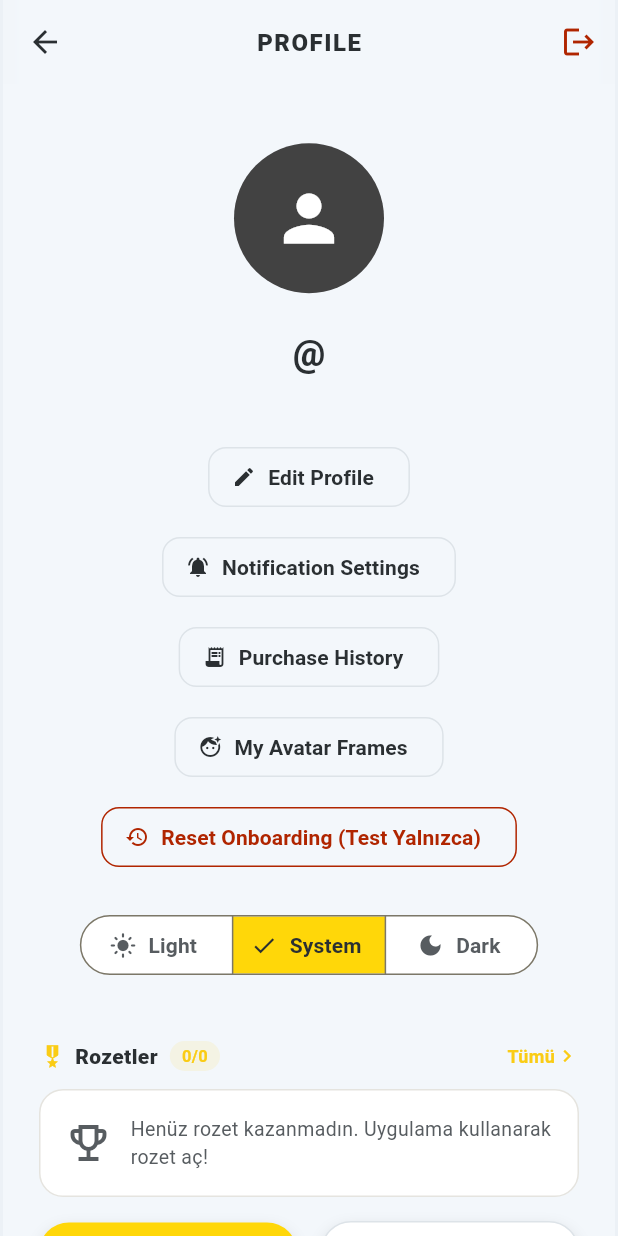
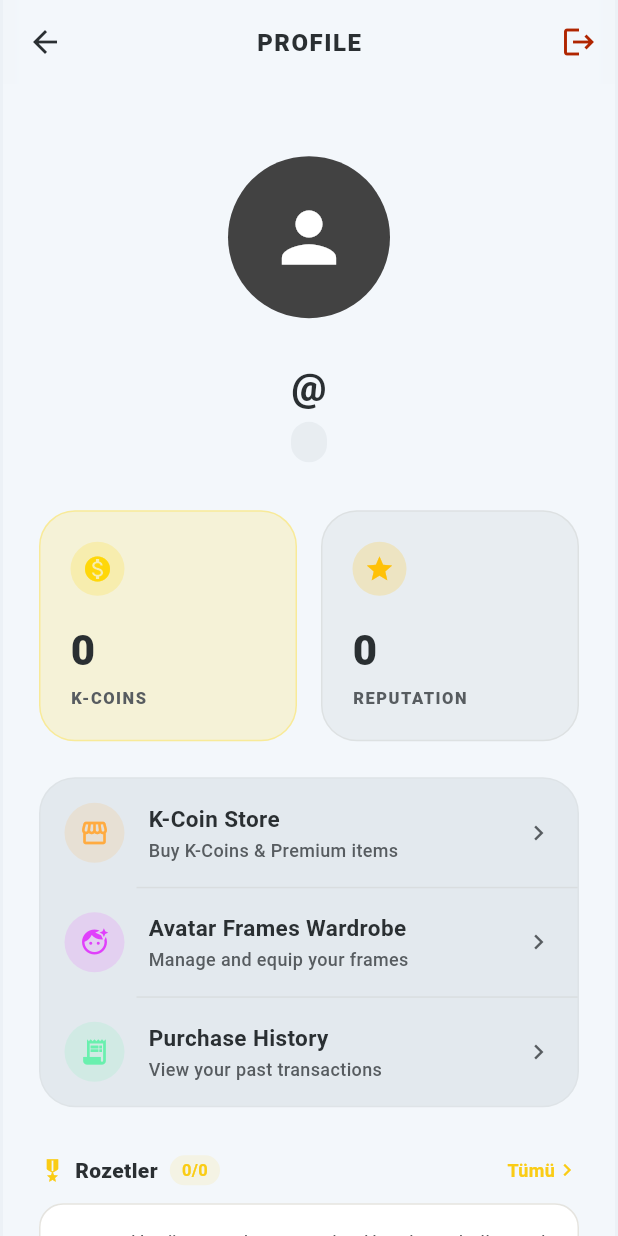
Before and after one commit to emingarip/sports-app, a Flutter app: the ProfileScreen screen opened directly, on a phone screen of 412 x 824 dp. Run offline on Flutter 3.47's test engine with Material 3 defaults, Android fonts, the phone set to English and light mode, and no system bars; our stand-ins replace app_links, firebase_core, firebase_messaging, flutter_dotenv, flutter_riverpod, flutter_tts and 6 more; missing offline and left inert: dart:html, home_widget, live_activities, livekit_client, purchases_flutter; accounts and stored records are empty; generated files the repository leaves out were written again; network calls fail.

Commit message:
feat: complete UI redesign and modernization of ProfileScreen

```diff
--- a/lib/screens/profile_screen.dart
+++ b/lib/screens/profile_screen.dart
@@ -4,7 +4,6 @@ import 'package:flutter_riverpod/flutter_riverpod.dart';
 import '../theme/app_theme.dart';
 import '../models/user_profile.dart';
 import '../services/supabase_service.dart';
-import 'package:supabase_flutter/supabase_flutter.dart';
 import '../providers/theme_provider.dart';
 import 'edit_profile_screen.dart';
 import 'login_screen.dart';
@@ -94,8 +93,14 @@ class _ProfileScreenState extends ConsumerState<ProfileScreen> {
                 )
               else ...[
                 _buildHeroSection(),
+                const SliverToBoxAdapter(child: SizedBox(height: 8)),
+                _buildMetricsGrid(),
+                const SliverToBoxAdapter(child: SizedBox(height: 24)),
+                _buildEconomyActions(),
+                const SliverToBoxAdapter(child: SizedBox(height: 24)),
                 _buildBadgeShowcase(),
-                _buildMetricsGrid(),
+                const SliverToBoxAdapter(child: SizedBox(height: 24)),
+                _buildSettingsMenu(),
                 _buildRecentActivityHeader(),
                 if (_bets.isEmpty) _buildEmptyActivityState() else _buildBetsList(),
                 const SliverToBoxAdapter(child: SizedBox(height: 120)),
@@ -145,142 +150,39 @@ class _ProfileScreenState extends ConsumerState<ProfileScreen> {
   Widget _buildHeroSection() {
     return SliverToBoxAdapter(
       child: Padding(
-        padding: const EdgeInsets.symmetric(horizontal: 24.0, vertical: 32.0),
+        padding: const EdgeInsets.fromLTRB(24.0, 40.0, 24.0, 24.0),
         child: Column(
           children: [
             FrameAvatar(
               avatarUrl: _profile!.avatarUrl,
               activeFrame: _profile!.activeFrame,
-              radius: 50,
+              radius: 54,
             ),
-            const SizedBox(height: 16),
+            const SizedBox(height: 20),
             Text(
               '@${_profile!.username}',
               style: TextStyle(
-                fontSize: 24,
+                fontSize: 26,
                 fontWeight: FontWeight.w900,
                 color: context.colors.textHigh,
+                letterSpacing: -0.5,
               ),
             ),
             const SizedBox(height: 4),
-            Text(
+            Container(
+              padding: const EdgeInsets.symmetric(horizontal: 12, vertical: 4),
+              decoration: BoxDecoration(
+                color: context.colors.surfaceContainerHigh.withOpacity(0.5),
+                borderRadius: BorderRadius.circular(12),
+              ),
+              child: Text(
                 _profile!.email,
                 style: TextStyle(
-                fontSize: 14,
-                fontWeight: FontWeight.w500,
+                  fontSize: 13,
+                  fontWeight: FontWeight.w600,
                   color: context.colors.textMedium,
                 ),
               ),
-            const SizedBox(height: 16),
-            OutlinedButton.icon(
-              onPressed: () async {
-                final didUpdate = await Navigator.push(
-                  context,
-                  MaterialPageRoute(builder: (_) => EditProfileScreen(profile: _profile!)),
-                );
-                if (didUpdate == true) {
-                  _fetchProfile(); // Refresh profile state after saving
-                }
-              },
-              icon: const Icon(Icons.edit, size: 16),
-              label: const Text('Edit Profile'),
-              style: OutlinedButton.styleFrom(
-                foregroundColor: context.colors.textHigh,
-                side: BorderSide(color: context.colors.surfaceContainerHigh),
-                shape: RoundedRectangleBorder(borderRadius: BorderRadius.circular(12)),
-              ),
-            ),
-            const SizedBox(height: 12),
-            OutlinedButton.icon(
-              onPressed: () {
-                Navigator.push(
-                  context,
-                  MaterialPageRoute(builder: (_) => const NotificationPreferencesScreen()),
-                );
-              },
-              icon: const Icon(Icons.notifications_active, size: 16),
-              label: const Text('Notification Settings'),
-              style: OutlinedButton.styleFrom(
-                foregroundColor: context.colors.textHigh,
-                side: BorderSide(color: context.colors.surfaceContainerHigh),
-                shape: RoundedRectangleBorder(borderRadius: BorderRadius.circular(12)),
-              ),
-            ),
-            const SizedBox(height: 12),
-            OutlinedButton.icon(
-              onPressed: () {
-                Navigator.push(
-                  context,
-                  MaterialPageRoute(builder: (_) => const PurchaseHistoryScreen()),
-                );
-              },
-              icon: const Icon(Icons.receipt_long, size: 16),
-              label: const Text('Purchase History'),
-              style: OutlinedButton.styleFrom(
-                foregroundColor: context.colors.textHigh,
-                side: BorderSide(color: context.colors.surfaceContainerHigh),
-                shape: RoundedRectangleBorder(borderRadius: BorderRadius.circular(12)),
-              ),
-            ),
-            const SizedBox(height: 12),
-            OutlinedButton.icon(
-              onPressed: () async {
-                await Navigator.push(
-                  context,
-                  MaterialPageRoute(builder: (_) => const AvatarFramesScreen()),
-                );
-                await _fetchProfile();
-                ref.invalidate(leaderboardProvider);
-              },
-              icon: const Icon(Icons.face_retouching_natural, size: 16),
-              label: const Text('My Avatar Frames'),
-              style: OutlinedButton.styleFrom(
-                foregroundColor: context.colors.textHigh,
-                side: BorderSide(color: context.colors.surfaceContainerHigh),
-                shape: RoundedRectangleBorder(borderRadius: BorderRadius.circular(12)),
-              ),
-            ),
-            const SizedBox(height: 12),
-            OutlinedButton.icon(
-              onPressed: () async {
-                await SupabaseService.client.auth.updateUser(
-                  UserAttributes(data: {'onboarding_completed': false}),
-                );
-                if (!context.mounted) return;
-                ScaffoldMessenger.of(context).showSnackBar(
-                  const SnackBar(content: Text('Onboarding sıfırlandı. Lütfen uygulamayı kapatıp açın.')),
-                );
-              },
-              icon: const Icon(Icons.restore, size: 16),
-              label: const Text('Reset Onboarding (Test Yalnızca)'),
-              style: OutlinedButton.styleFrom(
-                foregroundColor: context.colors.error,
-                side: BorderSide(color: context.colors.error),
-                shape: RoundedRectangleBorder(borderRadius: BorderRadius.circular(12)),
-              ),
-            ),
-            const SizedBox(height: 24),
-            Consumer(
-              builder: (context, ref, child) {
-                final currentMode = ref.watch(themeModeNotifierProvider);
-                return SegmentedButton<ThemeMode>(
-                  style: SegmentedButton.styleFrom(
-                    backgroundColor: context.colors.surfaceContainerLowest,
-                    foregroundColor: context.colors.textMedium,
-                    selectedForegroundColor: context.colors.textHigh,
-                    selectedBackgroundColor: context.colors.primaryContainer,
-                  ),
-                  segments: const [
-                    ButtonSegment(value: ThemeMode.light, icon: Icon(Icons.light_mode), label: Text('Light')),
-                    ButtonSegment(value: ThemeMode.system, icon: Icon(Icons.settings_suggest), label: Text('System')),
-                    ButtonSegment(value: ThemeMode.dark, icon: Icon(Icons.dark_mode), label: Text('Dark')),
-                  ],
-                  selected: {currentMode},
-                  onSelectionChanged: (Set<ThemeMode> newSelection) {
-                    ref.read(themeModeNotifierProvider.notifier).setThemeMode(newSelection.first);
-                  },
-                );
-              },
             ),
           ],
         ),
@@ -298,33 +200,28 @@ class _ProfileScreenState extends ConsumerState<ProfileScreen> {
               child: Consumer(
                 builder: (context, ref, child) {
                   final balance = ref.watch(walletBalanceProvider);
-                  return GestureDetector(
-                    onTap: () {
-                      Navigator.push(
-                        context,
-                        MaterialPageRoute(builder: (context) => const StoreFrontScreen()),
-                      );
-                    },
-                    child: _buildMetricCard(
+                  return _buildBentoCard(
                     title: 'K-COINS',
                     value: balance.toString(),
                     icon: Icons.monetization_on,
-                      color: context.colors.primaryContainer,
-                      onColor: context.colors.onPrimaryContainer,
-                    ),
+                    bgColor: context.colors.primaryContainer.withOpacity(0.15),
+                    iconColor: context.colors.primaryContainer,
+                    textColor: context.colors.textHigh,
+                    borderColor: context.colors.primaryContainer.withOpacity(0.3),
                   );
                 },
               ),
             ),
             const SizedBox(width: 16),
             Expanded(
-              child: _buildMetricCard(
+              child: _buildBentoCard(
                 title: 'REPUTATION',
                 value: _profile!.reputationScore.toString(),
                 icon: Icons.star,
-                color: context.colors.surfaceContainerLowest,
-                onColor: context.colors.textHigh,
-                borderColor: context.colors.surfaceContainerHigh,
+                bgColor: context.colors.surfaceContainerHigh.withOpacity(0.5),
+                iconColor: Colors.amber,
+                textColor: context.colors.textHigh,
+                borderColor: context.colors.outline.withOpacity(0.1),
               ),
             ),
           ],
@@ -333,41 +230,32 @@ class _ProfileScreenState extends ConsumerState<ProfileScreen> {
     );
   }
 
-  Widget _buildMetricCard({
+  Widget _buildBentoCard({
     required String title,
     required String value,
     required IconData icon,
-    required Color color,
-    required Color onColor,
+    required Color bgColor,
+    required Color iconColor,
+    required Color textColor,
     Color? borderColor,
   }) {
     return Container(
       padding: const EdgeInsets.all(20),
       decoration: BoxDecoration(
-        color: color,
-        borderRadius: BorderRadius.circular(20),
+        color: bgColor,
+        borderRadius: BorderRadius.circular(24),
         border: borderColor != null ? Border.all(color: borderColor) : null,
-        boxShadow: const [
-           BoxShadow(color: Colors.black12, blurRadius: 8, offset: Offset(0, 4)),
-        ],
       ),
       child: Column(
         crossAxisAlignment: CrossAxisAlignment.start,
         children: [
-          Row(
-            children: [
-              Icon(icon, color: onColor, size: 20),
-              const SizedBox(width: 8),
-              Text(
-                title,
-                style: TextStyle(
-                  fontSize: 10,
-                  fontWeight: FontWeight.w800,
-                  letterSpacing: 1,
-                  color: onColor.withOpacity(0.8),
+          Container(
+            padding: const EdgeInsets.all(8),
+            decoration: BoxDecoration(
+              color: iconColor.withOpacity(0.2),
+              shape: BoxShape.circle,
             ),
-              ),
-            ],
+            child: Icon(icon, color: iconColor, size: 20),
           ),
           const SizedBox(height: 16),
           Text(
@@ -375,10 +263,206 @@ class _ProfileScreenState extends ConsumerState<ProfileScreen> {
             style: TextStyle(
               fontSize: 28,
               fontWeight: FontWeight.w900,
-              color: onColor,
+              color: textColor,
+            ),
+          ),
+          const SizedBox(height: 4),
+          Text(
+            title,
+            style: TextStyle(
+              fontSize: 11,
+              fontWeight: FontWeight.w800,
+              letterSpacing: 1,
+              color: context.colors.textMedium,
             ),
           ),
         ],
+      ),
+    );
+  }
+
+  Widget _buildEconomyActions() {
+    return SliverToBoxAdapter(
+      child: Padding(
+        padding: const EdgeInsets.symmetric(horizontal: 24.0),
+        child: Container(
+          decoration: BoxDecoration(
+            color: context.colors.surfaceContainer,
+            borderRadius: BorderRadius.circular(24),
+            border: Border.all(color: context.colors.outline.withOpacity(0.05)),
+          ),
+          child: Column(
+            children: [
+              _buildSettingsTile(
+                icon: Icons.storefront,
+                iconColor: Colors.orangeAccent,
+                title: 'K-Coin Store',
+                subtitle: 'Buy K-Coins & Premium items',
+                onTap: () => Navigator.push(context, MaterialPageRoute(builder: (_) => const StoreFrontScreen())),
+              ),
+              Divider(height: 1, indent: 64, color: context.colors.outline.withOpacity(0.1)),
+              _buildSettingsTile(
+                icon: Icons.face_retouching_natural,
+                iconColor: Colors.purpleAccent,
+                title: 'Avatar Frames Wardrobe',
+                subtitle: 'Manage and equip your frames',
+                onTap: () async {
+                  await Navigator.push(context, MaterialPageRoute(builder: (_) => const AvatarFramesScreen()));
+                  await _fetchProfile();
+                  ref.invalidate(leaderboardProvider);
+                },
+              ),
+              Divider(height: 1, indent: 64, color: context.colors.outline.withOpacity(0.1)),
+              _buildSettingsTile(
+                icon: Icons.receipt_long,
+                iconColor: Colors.greenAccent,
+                title: 'Purchase History',
+                subtitle: 'View your past transactions',
+                onTap: () => Navigator.push(context, MaterialPageRoute(builder: (_) => const PurchaseHistoryScreen())),
+              ),
+            ],
+          ),
+        ),
+      ),
+    );
+  }
+
+  Widget _buildSettingsMenu() {
+    return SliverToBoxAdapter(
+      child: Padding(
+        padding: const EdgeInsets.symmetric(horizontal: 24.0),
+        child: Container(
+          decoration: BoxDecoration(
+            color: context.colors.surfaceContainer,
+            borderRadius: BorderRadius.circular(24),
+            border: Border.all(color: context.colors.outline.withOpacity(0.05)),
+          ),
+          child: Column(
+            children: [
+              _buildSettingsTile(
+                icon: Icons.edit,
+                iconColor: Colors.blueAccent,
+                title: 'Edit Profile',
+                onTap: () async {
+                  final didUpdate = await Navigator.push(context, MaterialPageRoute(builder: (_) => EditProfileScreen(profile: _profile!)));
+                  if (didUpdate == true) _fetchProfile();
+                },
+              ),
+              Divider(height: 1, indent: 64, color: context.colors.outline.withOpacity(0.1)),
+              _buildSettingsTile(
+                icon: Icons.notifications_active,
+                iconColor: Colors.pinkAccent,
+                title: 'Notification Settings',
+                onTap: () => Navigator.push(context, MaterialPageRoute(builder: (_) => const NotificationPreferencesScreen())),
+              ),
+              Divider(height: 1, indent: 64, color: context.colors.outline.withOpacity(0.1)),
+              _buildSettingsTile(
+                icon: Icons.dark_mode,
+                iconColor: Colors.indigoAccent,
+                title: 'Theme Settings',
+                trailing: _buildThemeToggle(),
+              ),
+              Divider(height: 1, indent: 64, color: context.colors.outline.withOpacity(0.1)),
+              _buildSettingsTile(
+                icon: Icons.logout,
+                iconColor: Colors.redAccent,
+                title: 'Log Out',
+                titleColor: Colors.redAccent,
+                onTap: _handleLogout,
+              ),
+            ],
+          ),
+        ),
+      ),
+    );
+  }
+
+  Widget _buildThemeToggle() {
+    return Consumer(
+      builder: (context, ref, child) {
+        final currentMode = ref.watch(themeModeNotifierProvider);
+        return SegmentedButton<ThemeMode>(
+          showSelectedIcon: false,
+          style: SegmentedButton.styleFrom(
+            backgroundColor: context.colors.surfaceContainerLowest,
+            foregroundColor: context.colors.textMedium,
+            selectedForegroundColor: context.colors.textHigh,
+            selectedBackgroundColor: context.colors.primaryContainer,
+            padding: EdgeInsets.zero,
+            tapTargetSize: MaterialTapTargetSize.shrinkWrap,
+            visualDensity: VisualDensity.compact,
+          ),
+          segments: const [
+            ButtonSegment(value: ThemeMode.light, icon: Icon(Icons.light_mode, size: 16)),
+            ButtonSegment(value: ThemeMode.system, icon: Icon(Icons.settings_suggest, size: 16)),
+            ButtonSegment(value: ThemeMode.dark, icon: Icon(Icons.dark_mode, size: 16)),
+          ],
+          selected: {currentMode},
+          onSelectionChanged: (Set<ThemeMode> newSelection) {
+            ref.read(themeModeNotifierProvider.notifier).setThemeMode(newSelection.first);
+          },
+        );
+      },
+    );
+  }
+
+  Widget _buildSettingsTile({
+    required IconData icon,
+    required Color iconColor,
+    required String title,
+    String? subtitle,
+    Color? titleColor,
+    VoidCallback? onTap,
+    Widget? trailing,
+  }) {
+    return InkWell(
+      onTap: onTap,
+      borderRadius: BorderRadius.circular(24),
+      child: Padding(
+        padding: const EdgeInsets.symmetric(horizontal: 16.0, vertical: 16.0),
+        child: Row(
+          children: [
+            Container(
+              padding: const EdgeInsets.all(10),
+              decoration: BoxDecoration(
+                color: iconColor.withOpacity(0.15),
+                shape: BoxShape.circle,
+              ),
+              child: Icon(icon, color: iconColor, size: 20),
+            ),
+            const SizedBox(width: 16),
+            Expanded(
+              child: Column(
+                crossAxisAlignment: CrossAxisAlignment.start,
+                children: [
+                  Text(
+                    title,
+                    style: TextStyle(
+                      fontSize: 15,
+                      fontWeight: FontWeight.w700,
+                      color: titleColor ?? context.colors.textHigh,
+                    ),
+                  ),
+                  if (subtitle != null) ...[
+                    const SizedBox(height: 2),
+                    Text(
+                      subtitle,
+                      style: TextStyle(
+                        fontSize: 12,
+                        fontWeight: FontWeight.w500,
+                        color: context.colors.textMedium,
+                      ),
+                    ),
+                  ],
+                ],
+              ),
+            ),
+            if (trailing != null)
+              trailing
+            else if (onTap != null)
+              Icon(Icons.chevron_right, color: context.colors.textMedium, size: 20),
+          ],
+        ),
       ),
     );
   }
@@ -407,9 +491,9 @@ class _ProfileScreenState extends ConsumerState<ProfileScreen> {
         child: Container(
           padding: const EdgeInsets.all(32),
           decoration: BoxDecoration(
-            color: context.colors.surfaceContainerLowest,
-            borderRadius: BorderRadius.circular(16),
-            border: Border.all(color: context.colors.surfaceContainerLow),
+            color: context.colors.surfaceContainer,
+            borderRadius: BorderRadius.circular(24),
+            border: Border.all(color: context.colors.outline.withOpacity(0.05)),
           ),
           child: Center(
             child: Column(
@@ -471,9 +555,9 @@ class _ProfileScreenState extends ConsumerState<ProfileScreen> {
               margin: const EdgeInsets.only(bottom: 12),
               padding: const EdgeInsets.all(16),
               decoration: BoxDecoration(
-                color: context.colors.surfaceContainerLowest,
-                borderRadius: BorderRadius.circular(16),
-                border: Border.all(color: context.colors.surfaceContainerLow),
+                color: context.colors.surfaceContainer,
+                borderRadius: BorderRadius.circular(24),
+                border: Border.all(color: context.colors.outline.withOpacity(0.05)),
               ),
               child: Row(
                 children: [
```
Lines whose indentation alone changed are shown as unchanged.
